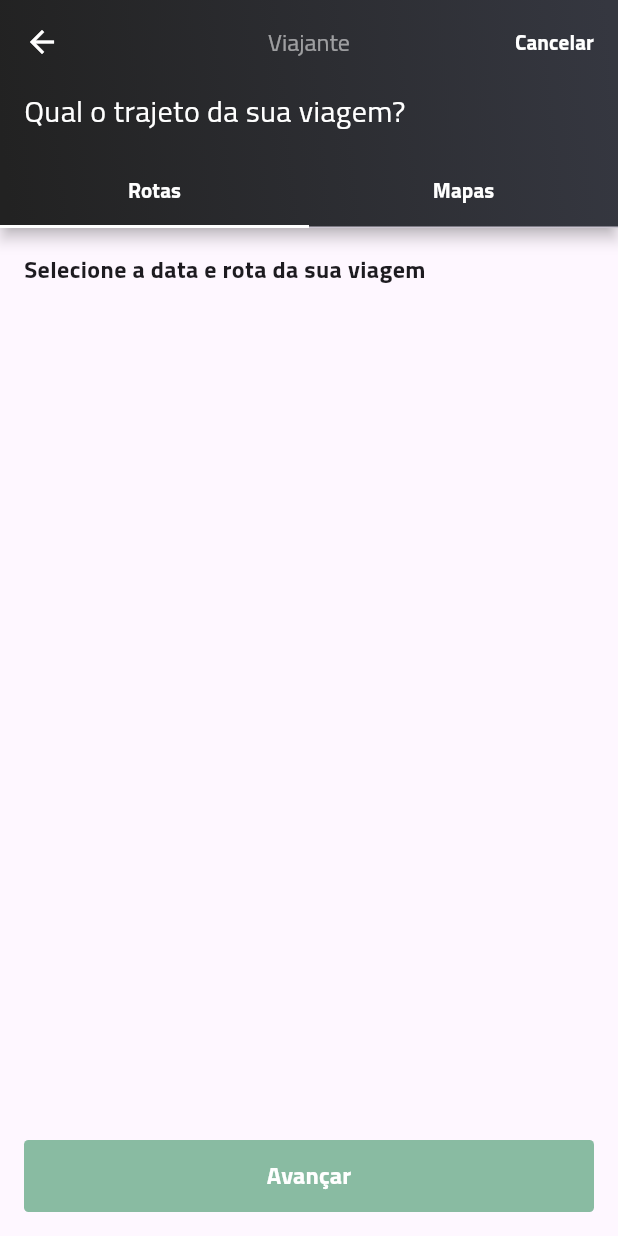
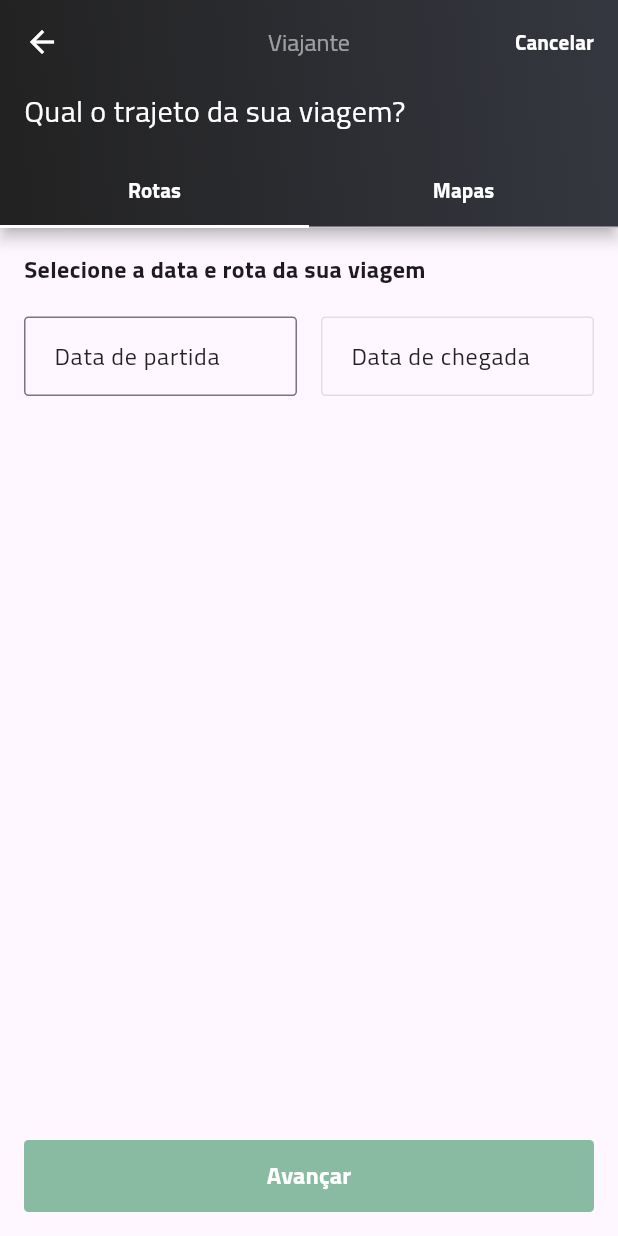
Before and after one commit to schuberty/Jera-Muvver, a Flutter app: the PassengerPathPage screen opened by its route, on a phone screen of 412 x 824 dp. Run offline on Flutter 3.47's test engine with Material 2 defaults, Android fonts, the light colour scheme and no system bars.

Commit message:
Implemented Date picker for passenger path page

```diff
--- /dev/null
+++ b/lib/src/modules/passenger/presentation/components/passenger_date_time_form.dart
@@ -0,0 +1,103 @@
+import 'package:flutter/material.dart';
+import 'package:intl/intl.dart';
+
+class PassengerDateTimeForm extends StatelessWidget {
+  final TextEditingController textController;
+  final VoidCallback? afterDatePicked;
+  final String? labelText;
+  final String? selectDateText;
+  final DateTime? firstDate;
+  final DateTime? lastDate;
+  final bool? isEnabled;
+
+  const PassengerDateTimeForm({
+    required this.textController,
+    this.afterDatePicked,
+    this.labelText,
+    this.selectDateText,
+    this.firstDate,
+    this.lastDate,
+    this.isEnabled,
+    super.key,
+  });
+
+  @override
+  Widget build(BuildContext context) {
+    return TextFormField(
+      readOnly: true,
+      controller: textController,
+      enabled: isEnabled,
+      onTap: () => _onTapFormField(context),
+      style: const TextStyle(
+        fontSize: 15,
+        color: Color(0xFF222222),
+      ),
+      decoration: InputDecoration(
+        isDense: true,
+        labelText: labelText,
+        labelStyle: const TextStyle(
+          fontSize: 16,
+          color: Color(0XFF222222),
+        ),
+        contentPadding: const EdgeInsets.fromLTRB(16, 14, 16, 16),
+        border: OutlineInputBorder(
+          borderSide: const BorderSide(
+            color: Color(0xFF222222),
+          ),
+          borderRadius: BorderRadius.circular(3),
+        ),
+        focusedBorder: OutlineInputBorder(
+          borderSide: const BorderSide(
+            color: Colors.black,
+          ),
+          borderRadius: BorderRadius.circular(3),
+        ),
+      ),
+    );
+  }
+
+  void _onTapFormField(BuildContext context) async {
+    final initialDate = firstDate ?? DateTime.fromMicrosecondsSinceEpoch(0);
+    final date = await showDatePicker(
+      context: context,
+      initialDate: initialDate,
+      firstDate: initialDate,
+      lastDate: lastDate ?? DateTime(2100),
+      confirmText: "Ok",
+      cancelText: "Cancel",
+      helpText: selectDateText,
+      builder: _buildDatePicker,
+    );
+
+    if (date != null) {
+      final formattedDate = DateFormat("dd/MM/yyyy").format(date);
+      textController.text = formattedDate;
+    }
+
+    if (afterDatePicked != null) {
+      afterDatePicked!();
+    }
+  }
+
+  Widget _buildDatePicker(BuildContext context, Widget? child) {
+    if (child == null) {
+      return const SizedBox.shrink();
+    }
+
+    final theme = ThemeData.light();
+
+    return Theme(
+      data: theme.copyWith(
+        primaryColor: const Color(0xFF16A45C),
+        colorScheme: theme.colorScheme.copyWith(
+          primary: const Color(0xFF16A45C),
+          secondary: Colors.red,
+          surface: Colors.red,
+          shadow: Colors.red,
+          background: Colors.red,
+        ),
+      ),
+      child: child,
+    );
+  }
+}
--- a/lib/src/modules/passenger/presentation/pages/passenger_path_page.dart
+++ b/lib/src/modules/passenger/presentation/pages/passenger_path_page.dart
@@ -4,7 +4,9 @@ import 'package:jera_muvver/src/modules/passenger/presentation/components/passen
 import 'package:jera_muvver/src/modules/passenger/presentation/components/passenger_cancel_text_button.dart';
 import 'package:jera_muvver/src/modules/passenger/presentation/components/passenger_next_floating_button.dart';
 import 'package:jera_muvver/src/modules/passenger/presentation/components/passenger_path_tab_bar_widget.dart';
-import 'package:jera_muvver/src/modules/passenger/presentation/components/passenger_subtitle_text_widget.dart';
+import 'package:jera_muvver/src/modules/passenger/presentation/pages/tab_bar_pages/passengern_path_map_tab.dart';
+
+import 'tab_bar_pages/passenger_path_tab.dart';
 
 class PassengerPathPage extends StatefulWidget {
   const PassengerPathPage({super.key});
@@ -14,62 +16,60 @@ class PassengerPathPage extends StatefulWidget {
 }
 
 class _PassengerPathPageState extends State<PassengerPathPage> with TickerProviderStateMixin {
-  late final TabController _tabController;
+  late final TabController tabController;
 
   @override
   void initState() {
     super.initState();
-    _tabController = TabController(length: 2, vsync: this);
+
+    tabController = TabController(length: 2, vsync: this);
+    tabController.addListener(unfocusKeyboardOnTabChange);
   }
 
   @override
   Widget build(BuildContext context) {
-    final heightScreen = MediaQuery.of(context).size.height;
-
     return Scaffold(
       floatingActionButton: const PassengerNextFloatingButton(),
       floatingActionButtonLocation: FloatingActionButtonLocation.centerFloat,
       appBar: PassengerAppBarWidget(
-        onLeadingPreassed: _navigateBackToTransportSelection,
+        onLeadingPreassed: navigateBackToTransportSelection,
         titleText: "Viajante",
         actions: <Widget>[
-          PassengerCancelTextButton(onPressed: _navigateBackToHome),
+          PassengerCancelTextButton(onPressed: navigateBackToHome),
         ],
         bottom: PassengerAppBarBottomWidget(
           height: 94,
           text: "Qual o trajeto da sua viagem?",
-          tabBarWidget: PassengerPathTabBarWidget(tabController: _tabController),
+          tabBarWidget: PassengerPathTabBarWidget(tabController: tabController),
         ),
       ),
       body: SafeArea(
         child: TabBarView(
-          controller: _tabController,
-          children: <Widget>[
-            Column(
-              crossAxisAlignment: CrossAxisAlignment.start,
-              children: <Widget>[
-                Container(
-                  margin: const EdgeInsets.fromLTRB(16, 16, 0, 0),
-                  child: const PassengerSubtitleTextWidget(
-                    "Selecione a data e rota da sua viagem",
-                  ),
-                )
-              ],
-            ),
-            Container(
-              color: Colors.blue,
-            ),
+          controller: tabController,
+          children: const <Widget>[
+            PassengerPathTab(),
+            PassengerPathMapTab(),
           ],
         ),
       ),
     );
   }
 
-  void _navigateBackToTransportSelection() {
+  void navigateBackToTransportSelection() {
     Navigator.of(context).pop();
   }
 
-  void _navigateBackToHome() {
+  void navigateBackToHome() {
     Navigator.of(context).pushNamedAndRemoveUntil("/", (_) => false);
   }
+
+  void unfocusKeyboardOnTabChange() {
+    FocusScope.of(context).unfocus();
+  }
+
+  @override
+  void dispose() {
+    tabController.dispose();
+    super.dispose();
+  }
 }
--- /dev/null
+++ b/lib/src/modules/passenger/presentation/pages/tab_bar_pages/passenger_path_tab.dart
@@ -0,0 +1,111 @@
+import 'package:flutter/material.dart';
+import 'package:intl/intl.dart';
+import 'package:jera_muvver/src/modules/passenger/presentation/components/passenger_date_time_form.dart';
+import 'package:jera_muvver/src/modules/passenger/presentation/components/passenger_subtitle_text_widget.dart';
+
+class PassengerPathTab extends StatefulWidget {
+  const PassengerPathTab({super.key});
+
+  @override
+  State<PassengerPathTab> createState() => _PassengerPathTabState();
+}
+
+class _PassengerPathTabState extends State<PassengerPathTab> with AutomaticKeepAliveClientMixin {
+  late final TextEditingController departureDateController;
+  late final TextEditingController arrivalDateController;
+
+  late bool canChangeArrivalDateTime;
+  late DateTime arrivalFirstDateTime;
+
+  @override
+  void initState() {
+    super.initState();
+
+    departureDateController = TextEditingController();
+    arrivalDateController = TextEditingController();
+
+    canChangeArrivalDateTime = false;
+    arrivalFirstDateTime = DateTime.now();
+  }
+
+  @override
+  Widget build(BuildContext context) {
+    super.build(context);
+
+    return Column(
+      crossAxisAlignment: CrossAxisAlignment.start,
+      children: <Widget>[
+        Container(
+          margin: const EdgeInsets.fromLTRB(16, 16, 0, 0),
+          child: const PassengerSubtitleTextWidget(
+            "Selecione a data e rota da sua viagem",
+          ),
+        ),
+        const SizedBox(height: 20),
+        Row(
+          children: <Widget>[
+            Flexible(
+              child: Container(
+                margin: const EdgeInsets.fromLTRB(16, 0, 8, 0),
+                child: PassengerDateTimeForm(
+                  textController: departureDateController,
+                  labelText: "Data de partida",
+                  selectDateText: "Selecionar data de partida",
+                  firstDate: DateTime.now(),
+                  afterDatePicked: updateDateInput,
+                ),
+              ),
+            ),
+            Flexible(
+              child: Container(
+                margin: const EdgeInsets.fromLTRB(8, 0, 16, 0),
+                child: PassengerDateTimeForm(
+                  textController: arrivalDateController,
+                  labelText: "Data de chegada",
+                  selectDateText: "Selecionar data de chegada",
+                  firstDate: arrivalFirstDateTime,
+                  afterDatePicked: updateDateInput,
+                  isEnabled: canChangeArrivalDateTime,
+                ),
+              ),
+            ),
+          ],
+        )
+      ],
+    );
+  }
+
+  void updateDateInput() {
+    if (departureDateController.text.isNotEmpty) {
+      final departureDateTime = DateFormat("dd/MM/yyyy").parse(departureDateController.text);
+      departureDateTime.add(const Duration(microseconds: 1));
+
+      if (arrivalDateController.text.isNotEmpty) {
+        final arrivalDateTime = DateFormat("dd/MM/yyyy").parse(arrivalDateController.text);
+
+        if (departureDateTime.isAfter(arrivalDateTime)) {
+          arrivalDateController.clear();
+        }
+      }
+
+      setState(() {
+        arrivalFirstDateTime = departureDateTime;
+        canChangeArrivalDateTime = true;
+      });
+    } else {
+      setState(() => canChangeArrivalDateTime = false);
+    }
+
+    FocusScope.of(context).unfocus();
+  }
+
+  @override
+  void dispose() {
+    departureDateController.dispose();
+    arrivalDateController.dispose();
+    super.dispose();
+  }
+
+  @override
+  bool get wantKeepAlive => true;
+}
--- a/pubspec.yaml
+++ b/pubspec.yaml
@@ -15,6 +15,8 @@ dependencies:
   provider: ^6.0.3
   flutter_bloc: ^8.1.1
   equatable: ^2.0.5
+
+  intl: ^0.17.0
 
   cupertino_icons: ^1.0.2
 
```
Also changed, not shown: lib/src/modules/passenger/presentation/pages/passenger_page.dart (+6 -6 lines), lib/src/modules/passenger/presentation/pages/tab_bar_pages/passengern_path_map_tab.dart (added, +13 -0 lines), pubspec.lock.
